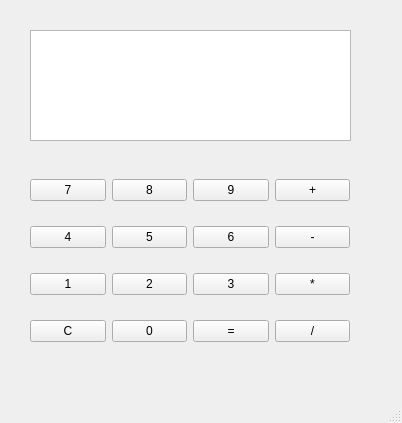
The window that HW6_Calculator/frmCalculator.ui (igorab/GIT_QT) describes before a commit, drawn with Qt 5.
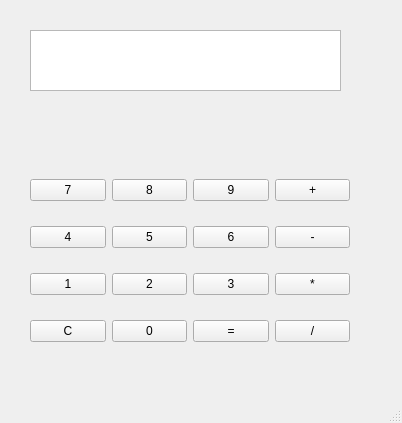
The same window after the commit.

Diff of the .ui file:
```diff
--- a/HW6_Calculator/frmCalculator.ui
+++ b/HW6_Calculator/frmCalculator.ui
@@ -143,8 +143,8 @@
      <rect>
       <x>30</x>
       <y>30</y>
-      <width>321</width>
-      <height>111</height>
+      <width>311</width>
+      <height>61</height>
      </rect>
     </property>
    </widget>
```
